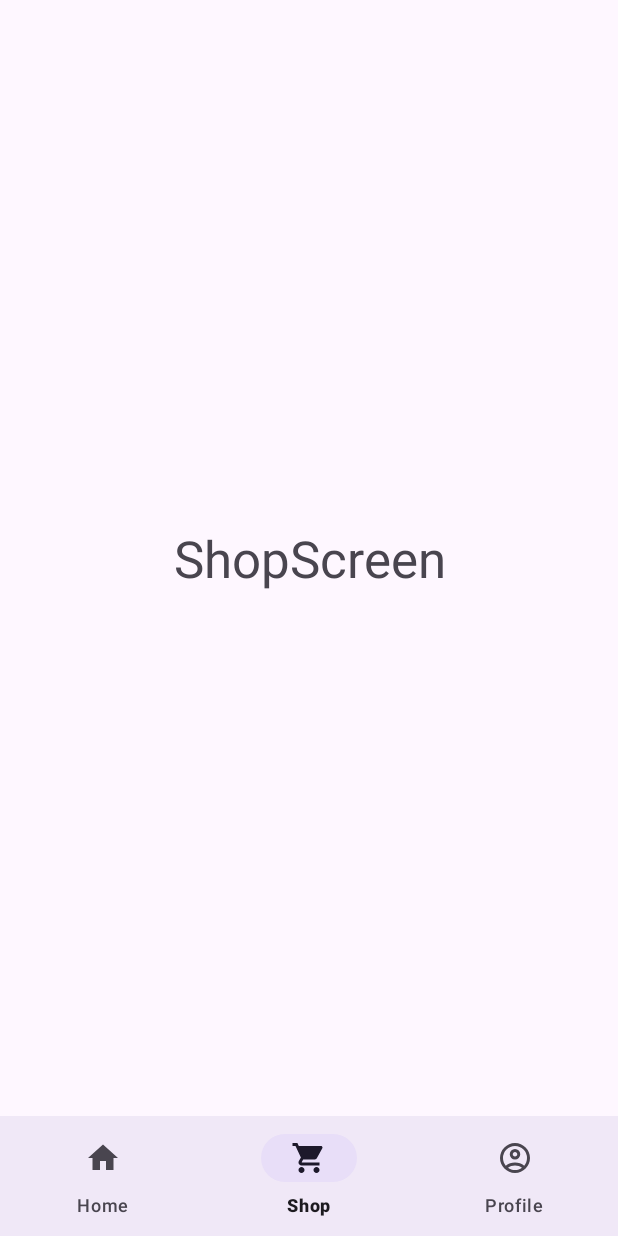
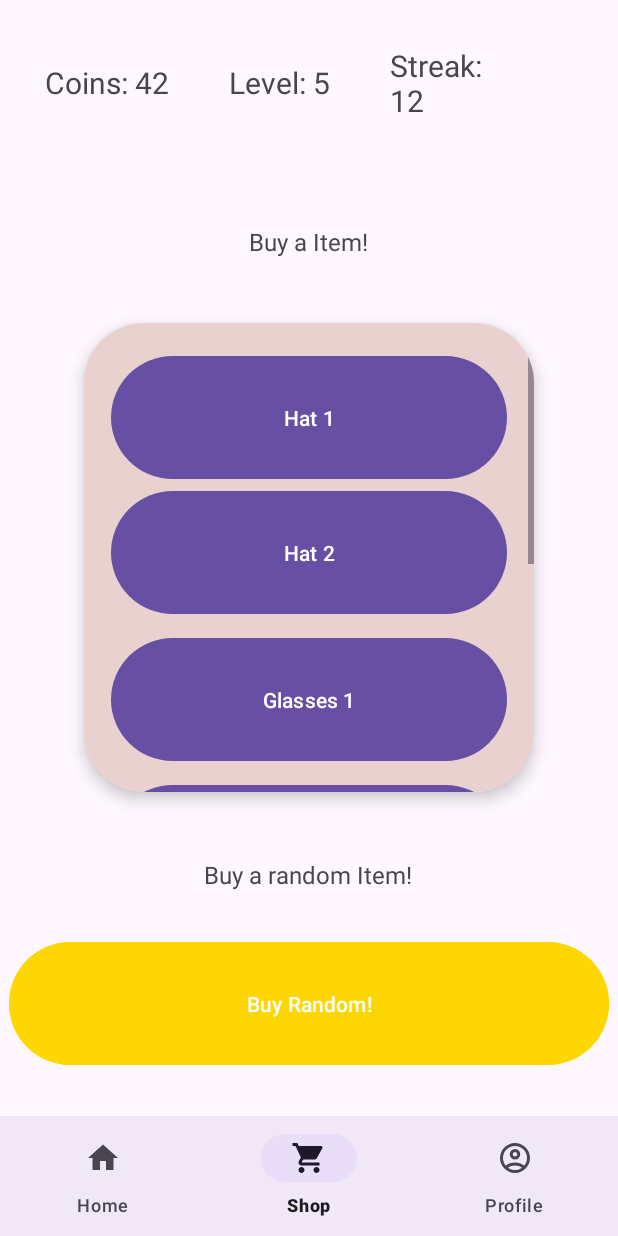
Before and after one commit to sebistuff/Show-Projects, an Android app: the screen it shows after launch (MainActivity), item 2 of the bottom bar chosen, on a phone screen of 412 x 824 dp. Run offline under Robolectric (Android 15) with nearby library versions, the phone set to English and light mode, and no system bars.

Commit message:
erstes commiten

```diff
--- a/app/src/main/res/layout/fragment_shop.xml
+++ b/app/src/main/res/layout/fragment_shop.xml
@@ -6,12 +6,134 @@
     xmlns:app="http://schemas.android.com/apk/res-auto"
     tools:context=".ShopFragment">
 
-    <!-- TODO: Update blank fragment layout -->
+    <!-- Info-Leiste oben -->
+    <LinearLayout
+        android:id="@+id/info_header"
+        android:layout_width="match_parent"
+        android:layout_height="wrap_content"
+        android:orientation="horizontal"
+        android:padding="30dp"
+        android:gravity="center">
+        <TextView
+            android:id="@+id/text_coins"
+            android:layout_width="wrap_content"
+            android:layout_height="wrap_content"
+            android:text="Coins: 42"
+            android:textSize="20sp"
+            android:layout_marginEnd="40dp"/>
+
+
+        <TextView
+            android:id="@+id/text_level"
+            android:layout_width="wrap_content"
+            android:layout_height="wrap_content"
+            android:text="Level: 5"
+            android:textSize="20sp"
+            android:layout_marginEnd="40dp" />
+
+        <TextView
+            android:id="@+id/text_streak"
+            android:layout_width="wrap_content"
+            android:layout_height="wrap_content"
+            android:text="Streak: 12"
+            android:textSize="20sp"
+            android:layout_marginEnd="40dp"/>
+
+    </LinearLayout>
+
+
     <TextView
-            android:layout_width="match_parent"
-            android:layout_height="match_parent"
-            android:text="ShopScreen"
-            android:textSize="34sp"
-            android:gravity="center" />
+        android:id="@+id/buy_item"
+        android:layout_width="80dp"
+        android:layout_height="wrap_content"
+        android:layout_gravity="center|top"
+        android:layout_marginTop="150dp"
+        android:text="Buy a Item!"
+        android:textSize="16sp" />
+
+    <androidx.cardview.widget.CardView
+        android:layout_width="wrap_content"
+        android:layout_height="355dp"
+        android:elevation="6dp"
+        android:layout_gravity="center"
+        android:layout_marginTop="0dp"
+        app:cardCornerRadius="40dp"
+        app:cardElevation="6dp"
+        app:cardUseCompatPadding="true">
+
+
+        <ScrollView
+            android:layout_width="wrap_content"
+            android:layout_height="wrap_content">
+
+            <LinearLayout
+                android:layout_width="300dp"
+                android:layout_height="wrap_content"
+                android:background="#E9D1D0"
+                android:orientation="vertical"
+                android:padding="18dp">
+
+
+                <Button
+                    android:id="@+id/item_hat_1"
+                    android:layout_width="match_parent"
+                    android:layout_height="90dp"
+                    android:text="Hat 1" />
+                <Button
+                    android:id="@+id/item_hat_2"
+                    android:layout_width="match_parent"
+                    android:layout_height="90dp"
+                    android:text="Hat 2" />
+
+                <Button
+                    android:id="@+id/item_glasses_1"
+                    android:layout_width="match_parent"
+                    android:layout_height="90dp"
+                    android:layout_marginTop="8dp"
+                    android:text="Glasses 1" />
+
+                <Button
+                    android:id="@+id/item_glasses_2"
+                    android:layout_width="match_parent"
+                    android:layout_height="90dp"
+                    android:layout_marginTop="8dp"
+                    android:text="Glasses 2" />
+
+                <Button
+                    android:id="@+id/item_headphones_1"
+                    android:layout_width="match_parent"
+                    android:layout_height="90dp"
+                    android:layout_marginTop="8dp"
+                    android:text="Headphones 1" />
+                <Button
+                    android:id="@+id/item_headphones_2"
+                    android:layout_width="match_parent"
+                    android:layout_height="90dp"
+                    android:layout_marginTop="8dp"
+                    android:text="Headphones 2" />
+
+            </LinearLayout>
+        </ScrollView>
+    </androidx.cardview.widget.CardView>
+
+    <TextView
+        android:id="@+id/buy_random_item"
+        android:layout_width="140dp"
+        android:layout_height="wrap_content"
+        android:layout_gravity="center|bottom"
+        android:layout_marginBottom="150dp"
+        android:text="Buy a random Item!"
+        android:textAppearance="@style/TextAppearance.AppCompat.Display1"
+        android:textSize="16sp" />
+
+    <Button
+        android:id="@+id/buy_random_button"
+        android:layout_width="400dp"
+        android:layout_height="90dp"
+        android:layout_gravity="center|bottom"
+        android:layout_marginBottom="30dp"
+        android:backgroundTint="#FFD700"
+        android:text="Buy Random!" />
+
 
 </FrameLayout>
```
